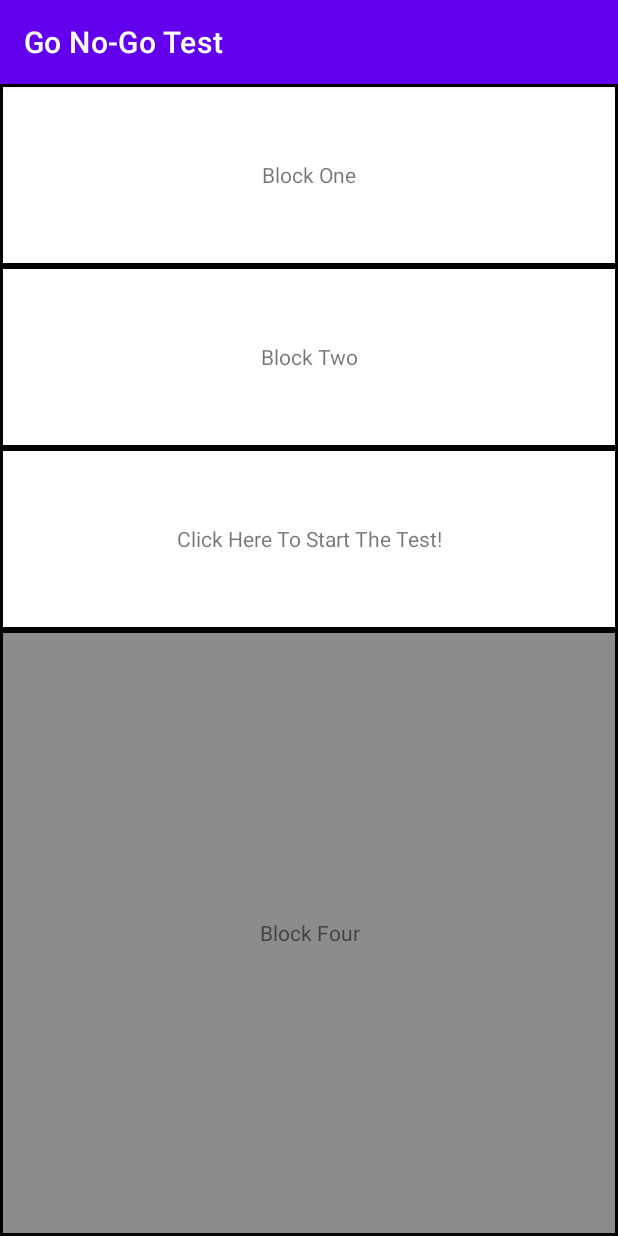
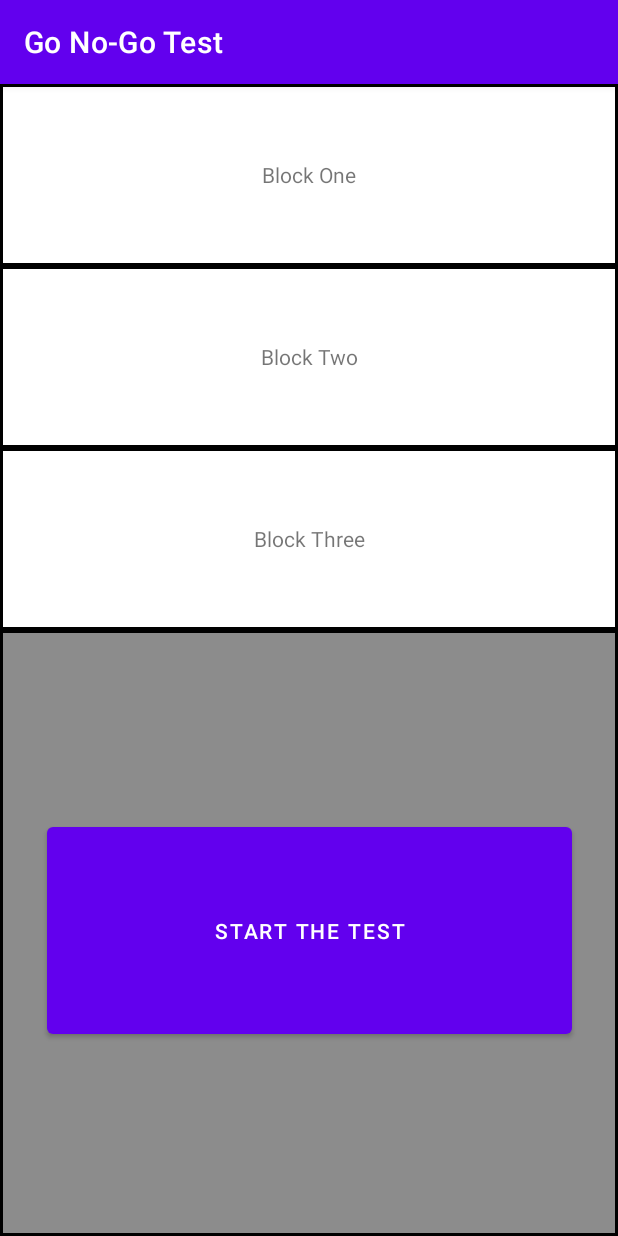
Before and after one commit to justenperdikis/cmsc436-group17, an Android app: the GoNoGoActivity screen opened directly, with no data from a screen before it, on a phone screen of 412 x 824 dp. Run offline under Robolectric (Android 15) with nearby library versions, the phone set to English and light mode, and no system bars.

Commit message:
Added comments for descriptions and future TODOS, reaction test can now be looped

```diff
--- a/Group17_GoNoGo/app/src/main/java/com/example/group17_gonogo/GoNoGoActivity.kt
+++ b/Group17_GoNoGo/app/src/main/java/com/example/group17_gonogo/GoNoGoActivity.kt
@@ -3,9 +3,9 @@ package com.example.group17_gonogo
 import android.graphics.Color
 import android.os.Bundle
 import android.os.CountDownTimer
-import android.os.Handler
 import android.util.Log
 import android.view.View
+import android.widget.Button
 import android.widget.TextView
 import androidx.appcompat.app.AppCompatActivity
 import androidx.core.content.ContextCompat
@@ -13,13 +13,12 @@ import java.util.*
 
 class GoNoGoActivity: AppCompatActivity() {
 
-    private lateinit var startButton: TextView
-    private lateinit var viewToClick: TextView
+    private lateinit var startButton: Button
+    private lateinit var reactionTestView: TextView
 
     private lateinit var colorGreen: Color
     private lateinit var colorRed: Color
-
-    private var isGreen = false
+    private lateinit var colorGray: Color
 
     override fun onCreate(savedInstanceState: Bundle?) {
         super.onCreate(savedInstanceState)
@@ -28,59 +27,79 @@ class GoNoGoActivity: AppCompatActivity() {
         // TODO -- Create a button on block three or in the middle of block four
         // If on block three, change text to stop and implement functionality for stopping test
         // If on block three, make it invisible after it is pressed
-        startButton = findViewById(R.id.block_three)
-        viewToClick = findViewById(R.id.block_four)
+        startButton = findViewById(R.id.start_button)
+        reactionTestView = findViewById(R.id.block_four)
 
         // May add accessibility option for colorblind users -- if so, will need to change var names
         // because these colors will not be green and red
         colorGreen = Color.valueOf(ContextCompat.getColor(applicationContext, R.color.green))
         colorRed = Color.valueOf(ContextCompat.getColor(applicationContext, R.color.red))
+        colorGray = Color.valueOf(ContextCompat.getColor(applicationContext, R.color.gray))
 
 
 
 
         startButton.setOnClickListener {
-            startReactionTest(viewToClick)
+            startReactionTest(reactionTestView)
+            startButton.isEnabled = false
         }
+
     }
 
     private fun startReactionTest(view: View) {
         val r = Random()
         val maxWaitTime = 2000
 
+        // Test will be between 8 seconds to 17.5 seconds, as outlined in the project proposal
+        // Remember that nextInt() is inclusive to the lower bound and exclusive to the upper,
+        // So we add 8000 milliseconds to start at 8 seconds and end at 17.5
         val testDuration = r.nextInt(10500) + 8000
         Log.i(TAG, "Test will be $testDuration milliseconds long")
 
-        var subTestDuration = 0
         // May not need this var once thread/other solution implemented
         var wasClicked = false
 
+        // We set the color to red as the test begins
         view.setBackgroundColor(colorRed.toArgb())
+        // The view will not have an OnClickListener until we begin our subtests
         view.setOnClickListener(null)
 
-        val myClick = View.OnClickListener {
+        // the OnClickListener for the view -- this is enabled during subtests,
+        // and currently only uses a boolean to track whether or not the user clicked the view
+        val reactionClick = View.OnClickListener {
             wasClicked = true
         }
 
 
 
         // Test is comprised of subtests -- these tests will change the color of the background
-        // to the "go" color between a randomly selected interval of 1 to 3 seconds
-        // These subtests will be run until the time between testStart and the current time
-        // is greater than or equal to testDuration
-            val subTestStart = System.currentTimeMillis()
-            var colorChangeStart = Long.MAX_VALUE
-            subTestDuration = generateDuration(r, 3, 1)
-            Log.i(TAG, "First subTestDuration: $subTestDuration")
-            var currInterval = 0
+        // to the "go" color after a randomly selected interval of 1 to 3 seconds
+        // These subtests will be run for testDuration -- this is accomplished with a CountDownTimer
 
+        var timeUntilNextSubtest = generateDuration(r, 3, 1)
+        val subTestStart = System.currentTimeMillis()
+        var colorChangeStart = Long.MAX_VALUE
+
+        Log.i(TAG, "First subTestDuration: $timeUntilNextSubtest")
+        var currInterval = 0
+
+        // The subtestTimer is nested within testTimer, and is responsible for gauging user reaction
+        // times and updating the view accordingly.
+        // If the user reacts within this time, the view is set to the "no" color and the timer
+        // is interrupted via a cancel() to indicate the user is ready for additional subtests
+        // Because the OnClickListener modifies the boolean wasClicked to be true, we need
+        // to set wasClicked to false so that future tests can use this variable
+        // If the user is not fast enough, the onFinish() will be called: it is here that
+        // the view color is changed to "no" automatically as the subtest concluded without any input
+        // TODO -- Issue a toast and determine logic for handling subtests that the user failed to react to
         val subtestTimer = object: CountDownTimer(maxWaitTime.toLong(), 1000) {
             override fun onTick(millisUntilFinished: Long) {
-                Log.i(TAG, "Now in subtestTimer")
+                //Log.i(TAG, "Now in subtestTimer")
                 if (wasClicked) {
                     Log.i(TAG, "User reacted in time!")
                     view.setBackgroundColor(colorRed.toArgb())
                     wasClicked = false
+                    view.setOnClickListener(null)
                     cancel()
                 }
             }
@@ -88,32 +107,49 @@ class GoNoGoActivity: AppCompatActivity() {
             override fun onFinish() {
                 Log.i(TAG, "Not fast enough!")
                 view.setBackgroundColor(colorRed.toArgb())
+                view.setOnClickListener(null)
             }
         }
 
+        // The overarching CountDownTimer that is the main functionality of this activity.
+        // The variable timeUntilNextSubtest dictates how many seconds will pass until the next
+        // subtest -- that is, when a number of seconds equal to this variable have passed since
+        // the last subtest, the subtestTimer will be started and timeUntilNextSubtest will be
+        // regenerated randomly in anticipation of the next subtest.
+        // We use the currInterval variable to keep track of the number of seconds elapsed between
+        // each subtest; for instance, if timeUntilNextSubtest is 3, that means 3 seconds must
+        // elapse until subtestTimer can begin.
+        // currInterval starts at 0 and is incremented every 1000 milliseconds in onTick.
+        // When currInterval is equal to timeUntilNextSubtest, the required amount of time
+        // has passed and the next subtest can begin
         val testTimer = object: CountDownTimer(testDuration.toLong(), 1000) {
             override fun onTick(millisUntilFinished: Long) {
 //                Log.i(TAG, "Seconds remaining: " + millisUntilFinished/1000)
 //                Log.i(TAG, "Timing for current interval: $currInterval")
-                if (subTestDuration.toLong() == (currInterval++).toLong()) {
+                if (timeUntilNextSubtest.toLong() == (currInterval++).toLong()) {
                     Log.i(TAG, "Changing to \"go\" color")
-                    // TODO -- This is where the subtest actually begins
-                    // Change the view color to "go" color, and wait for user input
-                    // Create a nested timer that will countdown using maxWaitTime
-                    // If the user reacts in time, cancel the nested timer and record reaction speed
-                    // If not, handle changing view color back to "no" color in onFinish
+                    // This is where the subtest actually begins.
+                    // Change the view color to "go" color, and wait for user input.
+                    // Create a nested timer that will countdown using maxWaitTime.
+                    // If the user reacts in time, cancel() the nested timer
+                    // TODO -- record reaction speed for each subtest
+                    // If the user is too slow, handle changing view color back to "no" color in onFinish
                     view.setBackgroundColor(colorGreen.toArgb())
+                    view.setOnClickListener(reactionClick)
                     subtestTimer.start()
-                    view.setOnClickListener(myClick)
+//                    view.setOnClickListener(null)
                     // Regenerate subTestDuration with a function
-                    subTestDuration = generateDuration(r, 3, 1)
-                    Log.i(TAG, "New subTestDuration: $subTestDuration")
+                    timeUntilNextSubtest = generateDuration(r, 3, 1)
+                    Log.i(TAG, "New subTestDuration: $timeUntilNextSubtest")
                     currInterval = 0
                 }
 
             }
             override fun onFinish() {
                 Log.i(TAG, "Testing Done!")
+                view.setBackgroundColor(colorGray.toArgb())
+                startButton.isEnabled = true
+                startButton.text = "Retry?"
             }
         }
         testTimer.start()
@@ -122,7 +158,7 @@ class GoNoGoActivity: AppCompatActivity() {
         // drastically changed but I will leave it here in case anyone (i.e. George) wants to see it
 
 //        var timeElapsed = System.currentTimeMillis()
-//        var isGreen = false
+//        var isGreen = true
 //        Log.i(TAG, "Initial time is $timeElapsed ms")
 //        isGreen = if (isGreen) {
 //            view.setBackgroundColor(colorRed.toArgb())
@@ -142,10 +178,12 @@ class GoNoGoActivity: AppCompatActivity() {
 
     }
 
+    // Simple function to reduce clutter in important computations -- probably do not need this anymore
     private fun getElapsedTime(start: Long, end: Long): Long {
         return (end - start)
     }
 
+    // Another simple function to reduce clutter
     private fun generateDuration(r: Random, bound: Int, offset: Int): Int {
         return r.nextInt(bound) + offset
     }
--- a/Group17_GoNoGo/app/src/main/res/layout/go_no_go.xml
+++ b/Group17_GoNoGo/app/src/main/res/layout/go_no_go.xml
@@ -1,6 +1,7 @@
 <?xml version="1.0" encoding="utf-8"?>
 <androidx.constraintlayout.widget.ConstraintLayout xmlns:android="http://schemas.android.com/apk/res/android"
     xmlns:app="http://schemas.android.com/apk/res-auto"
+    xmlns:tools="http://schemas.android.com/tools"
     android:id="@+id/constraintLayout"
     android:layout_width="match_parent"
     android:layout_height="match_parent"
@@ -38,9 +39,22 @@
         android:background="@color/white"
         android:padding="16dp"
         android:gravity="center"
-        android:text="Click Here To Start The Test!"
+        android:text="Block Three"
         app:layout_constraintTop_toBottomOf="@id/block_two"
-        app:layout_constraintBottom_toTopOf="@id/block_four"/>
+        app:layout_constraintBottom_toTopOf="@id/block_four" />
+
+    <Button
+        android:id="@+id/start_button"
+        android:layout_width="350dp"
+        android:layout_height="150dp"
+        android:layout_margin="2dp"
+        android:gravity="center"
+        android:padding="16dp"
+        android:text="Start The Test"
+        app:layout_constraintBottom_toBottomOf="@id/block_four"
+        app:layout_constraintEnd_toEndOf="@id/block_three"
+        app:layout_constraintStart_toStartOf="@id/block_four"
+        app:layout_constraintTop_toBottomOf="@id/block_three" />
 
 
     <TextView
```
